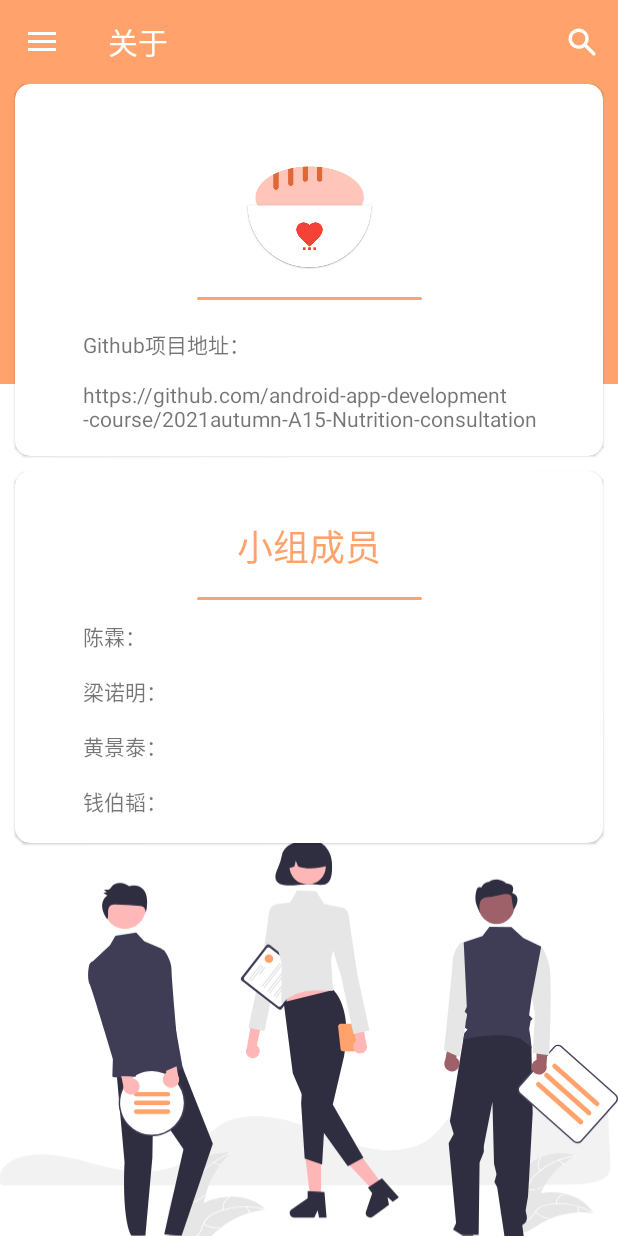
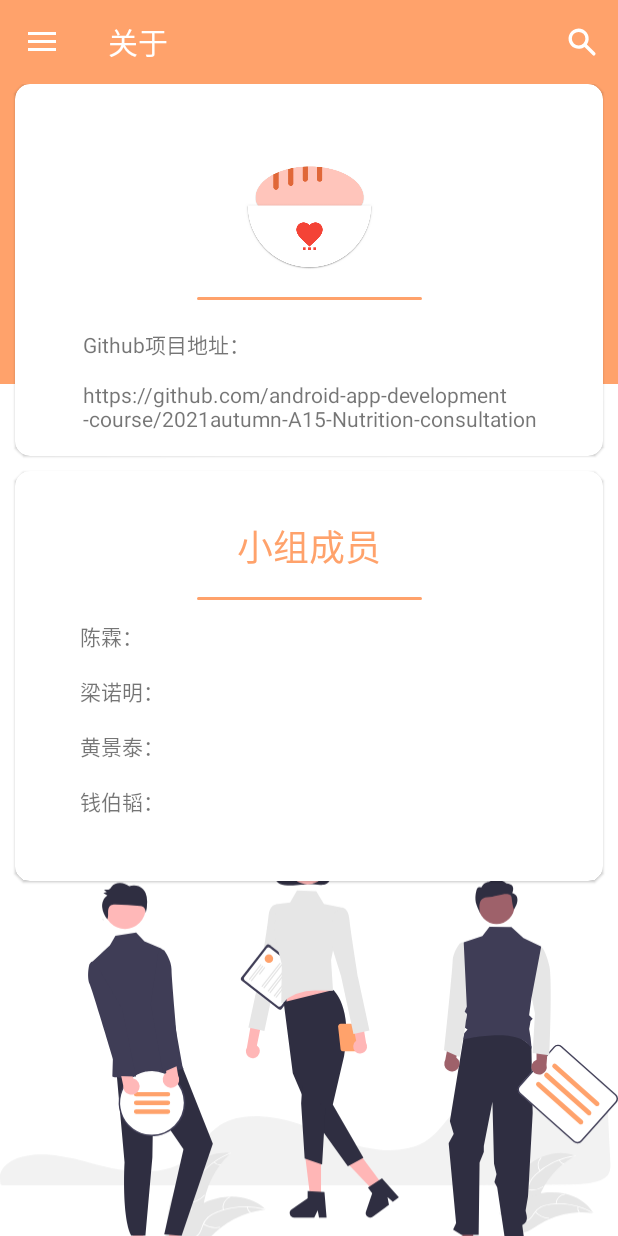
Before and after one commit to android-app-development-course/2021autumn-A15-Nutrition-consultation, an Android app: the AboutFragment screen opened through its navigation route, on a phone screen of 412 x 824 dp. Run offline under Robolectric (Android 15) with nearby library versions, the phone set to English and light mode, and no system bars; our stand-ins replace navigation-ui.

Commit message:
fixed bugs

```diff
--- a/app/src/main/res/layout/about_fragment.xml
+++ b/app/src/main/res/layout/about_fragment.xml
@@ -69,7 +69,7 @@
         app:layout_constraintTop_toBottomOf="@id/github_card"
         android:id="@+id/cardView5"
         android:layout_width="match_parent"
-        android:layout_height="248dp"
+        android:layout_height="wrap_content"
         android:layout_margin="10dp"
         app:cardCornerRadius="10dp"
         tools:layout_editor_absoluteX="10dp">
@@ -104,16 +104,19 @@
 
             <TextView
                 android:id="@+id/group_name"
-                android:layout_width="312dp"
-                android:layout_height="200dp"
+                android:layout_width="325dp"
+                android:layout_height="wrap_content"
+                android:padding="10dp"
+                android:layout_marginStart="20dp"
                 android:layout_marginTop="4dp"
-                android:layout_marginEnd="40dp"
+                android:layout_marginEnd="20dp"
                 android:maxLines="10"
-                android:paddingStart="5dp"
+                android:minHeight="162dp"
                 android:paddingTop="10dp"
+                app:layout_constraintBottom_toBottomOf="parent"
+
                 app:layout_constraintEnd_toEndOf="parent"
-                app:layout_constraintHorizontal_bias="0.148"
-
+                app:layout_constraintStart_toStartOf="parent"
                 app:layout_constraintTop_toBottomOf="@+id/imageView3" />
 
         </androidx.constraintlayout.widget.ConstraintLayout>
```
